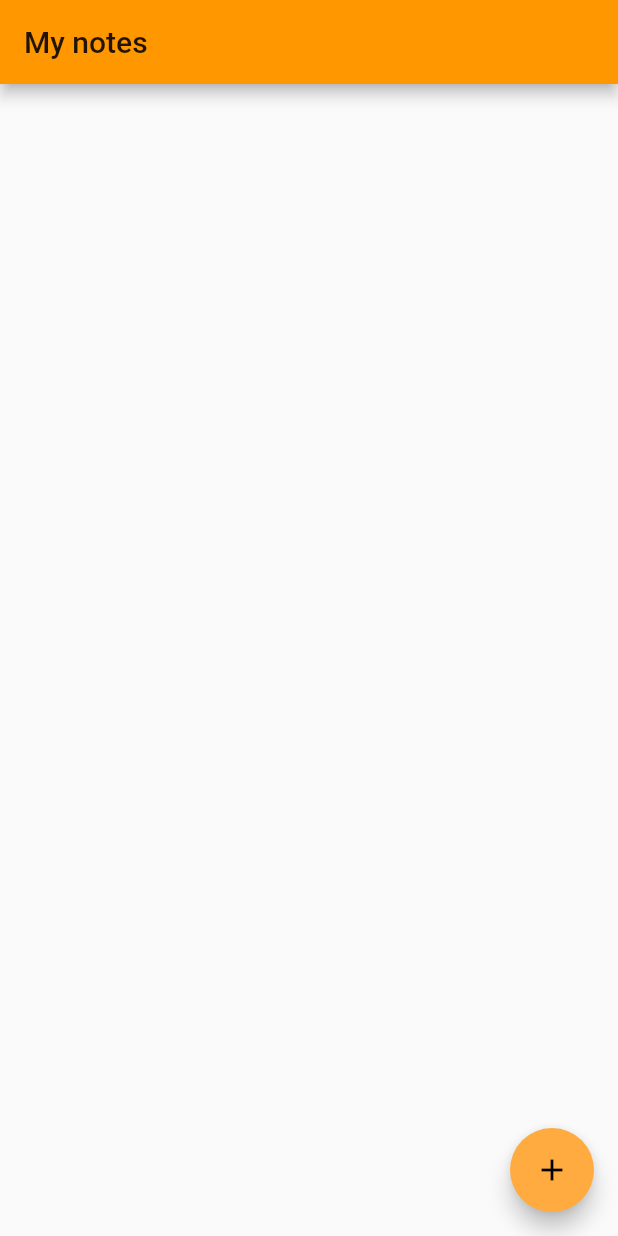
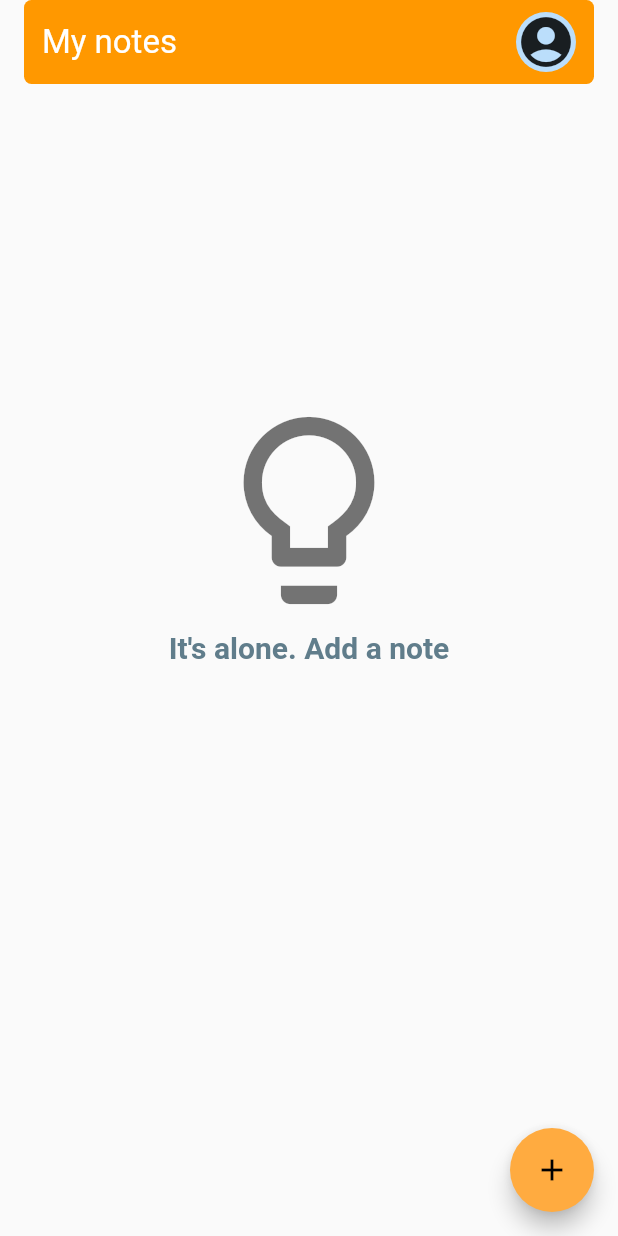
Before and after one commit to FabianVarela/notekeeper_flutter, a Flutter app: the screen it shows after launch, on a phone screen of 412 x 824 dp. Run offline on Flutter 3.47's test engine with Material 2 defaults, Android fonts, the phone set to English and light mode, and no system bars; our stand-ins replace sqflite; accounts and stored records are empty.

Commit message:
Modify note list

```diff
--- a/lib/screens/note_list.dart
+++ b/lib/screens/note_list.dart
@@ -1,5 +1,6 @@
 import 'dart:async';
 import 'package:flutter/material.dart';
+import 'package:flutter_staggered_grid_view/flutter_staggered_grid_view.dart';
 import 'package:notekeeper_flutter/database/database_helper.dart';
 import 'package:notekeeper_flutter/models/note.dart';
 import 'package:notekeeper_flutter/screens/note_detail.dart';
@@ -7,145 +8,238 @@ import 'package:sqflite/sqflite.dart';
 
 class NoteList extends StatefulWidget {
   @override
-  State<StatefulWidget> createState() {
-    return NoteListState();
-  }
+  State<StatefulWidget> createState() => NoteListState();
 }
 
 class NoteListState extends State<NoteList> {
-  DatabaseHelper databaseHelper = DatabaseHelper();
-  List<Note> noteList;
-  int count = 0;
+  final GlobalKey<ScaffoldState> _scaffoldKey = GlobalKey<ScaffoldState>();
+  DatabaseHelper _databaseHelper = DatabaseHelper();
+
+  List<Note> _noteList;
+
+  @override
+  void initState() {
+    super.initState();
+
+    _noteList = List<Note>();
+    _updateListView();
+  }
 
   @override
   Widget build(BuildContext context) {
-    if(noteList == null) {
-      noteList = List<Note>();
-      updateListView();
-    }
-
     return Scaffold(
-      appBar: AppBar(
-        title: Text('My notes'),
+      key: _scaffoldKey,
+      body: SingleChildScrollView(
+        padding: EdgeInsets.symmetric(horizontal: 16),
+        child: Column(
+          children: <Widget>[
+            _setHeader(),
+            RefreshIndicator(
+              onRefresh: () async => _updateListView(),
+              child: _noteList.isNotEmpty
+                  ? _createNoteList()
+                  : _createEmptyMessage(),
+            ),
+          ],
+        ),
       ),
-      body: getNoteListView(),
       floatingActionButton: FloatingActionButton(
         tooltip: 'Add note',
         child: Icon(Icons.add),
-        onPressed: () {
-          debugPrint('FAB clicked');
-          navigateToDetail(Note('', 2, ''), 'Add note');
-        }
+        onPressed: () => _navigateToDetail(Note('', 2, ''), 'Add note'),
       ),
     );
   }
 
-  ListView getNoteListView() {
-    TextStyle titleStyle = Theme.of(context).textTheme.subhead;
-
-    return ListView.builder(
-      itemCount: count,
-      itemBuilder: (BuildContext context, int position) {
-        return Card(
-          color: Colors.white,
-          elevation: 2,
-          child: ListTile(
-            leading: CircleAvatar(
-              backgroundColor: getPriorityColor(noteList[position].priority),
-              child: getPriorityIcon(noteList[position].priority)
+  Widget _setHeader() {
+    return SafeArea(
+      bottom: false,
+      child: Container(
+        width: double.infinity,
+        padding: EdgeInsets.symmetric(horizontal: 12, vertical: 8),
+        margin: EdgeInsets.only(bottom: 10),
+        decoration: BoxDecoration(
+          color: Theme.of(context).primaryColor,
+          borderRadius: BorderRadius.circular(5),
+        ),
+        child: Row(
+          mainAxisAlignment: MainAxisAlignment.center,
+          children: <Widget>[
+            Expanded(
+              flex: 2,
+              child: Text(
+                'My notes',
+                style: TextStyle(
+                  fontSize: 22,
+                  fontWeight: FontWeight.w400,
+                  color: Theme.of(context).backgroundColor,
+                ),
+              ),
             ),
-            title: Text(noteList[position].title, style: titleStyle),
-            subtitle: Text(noteList[position].date),
-            trailing: GestureDetector(
-              child: Icon(Icons.delete, color: Colors.grey),
-              onTap: () {
-                _delete(context, noteList[position]);
-              },
-            ),
-            onTap: () {
-              debugPrint("ListTile Tapped");
-             navigateToDetail(noteList[position], 'Edit note');
-            }
-          )
-        );
-      }
+            CircleAvatar(
+              child: Icon(Icons.account_circle, size: 40),
+            )
+          ],
+        ),
+      ),
     );
   }
 
-  Color getPriorityColor(int priority) {
-    switch(priority) {
-      case 1:
-        return Colors.red;
-        break;
-      case 2:
-        return Colors.yellow;
-        break;
-      default:
-        return Colors.yellow;
+  Widget _createEmptyMessage() {
+    return ListView(
+      shrinkWrap: true,
+      children: <Widget>[
+        Container(
+          height: MediaQuery.of(context).size.height * .7,
+          child: Column(
+            mainAxisAlignment: MainAxisAlignment.center,
+            children: <Widget>[
+              Padding(
+                padding: EdgeInsets.only(bottom: 5),
+                child: Icon(
+                  Icons.lightbulb_outline,
+                  size: 150,
+                ),
+              ),
+              Text(
+                'It\'s alone. Add a note',
+                style: TextStyle(
+                  fontSize: 20,
+                  fontWeight: FontWeight.w600,
+                  color: Theme.of(context).indicatorColor,
+                ),
+              )
+            ],
+          ),
+        ),
+      ],
+    );
+  }
+
+  Widget _createNoteList() {
+    return Container(
+      height: MediaQuery.of(context).size.height * .85,
+      child: StaggeredGridView.countBuilder(
+        padding: EdgeInsets.zero,
+        crossAxisCount: 4,
+        shrinkWrap: true,
+        itemCount: _noteList.length,
+        itemBuilder: (_, int index) => _createNoteItem(_noteList[index]),
+        staggeredTileBuilder: (int index) => StaggeredTile.fit(2),
+      ),
+    );
+  }
+
+  Widget _createNoteItem(Note note) {
+    return Card(
+      elevation: 5,
+      color: note.priority == 1 ? Color(0xFFCF5136) : Color(0xFFCFC336),
+      shape: RoundedRectangleBorder(borderRadius: BorderRadius.circular(8)),
+      child: GestureDetector(
+        onTap: () => _navigateToDetail(note, 'Edit note'),
+        child: Padding(
+          padding: EdgeInsets.all(10),
+          child: Column(
+            crossAxisAlignment: CrossAxisAlignment.stretch,
+            children: <Widget>[
+              Padding(
+                padding: EdgeInsets.only(bottom: 3),
+                child: Text(
+                  note.title,
+                  style: TextStyle(
+                    fontSize: 20,
+                    fontWeight: FontWeight.w500,
+                    color: Colors.white,
+                  ),
+                ),
+              ),
+              Padding(
+                padding: EdgeInsets.symmetric(vertical: 5),
+                child: Text(
+                  note.date,
+                  style: TextStyle(
+                    fontSize: 13,
+                    fontWeight: FontWeight.w300,
+                    color: Colors.white,
+                  ),
+                ),
+              ),
+              Row(
+                mainAxisAlignment: MainAxisAlignment.end,
+                children: <Widget>[
+                  Icon(note.priority == 1
+                      ? Icons.arrow_upward
+                      : Icons.arrow_downward),
+                  GestureDetector(
+                    child: Icon(Icons.delete),
+                    onTap: () => _delete(note),
+                  ),
+                ],
+              ),
+            ],
+          ),
+        ),
+      ),
+    );
+  }
+
+  void _navigateToDetail(Note note, String title) async {
+    final String result = await Navigator.push(
+      context,
+      PageRouteBuilder<String>(
+        pageBuilder: (_, __, ___) => NoteDetail(note, title),
+        transitionsBuilder: (_, Animation<double> anim1, __, Widget child) {
+          final Offset begin = Offset(0.0, 1.0);
+          final Offset end = Offset.zero;
+
+          final Animatable<Offset> tween = Tween<Offset>(begin: begin, end: end)
+              .chain(CurveTween(curve: Curves.ease));
+
+          return SlideTransition(
+            position: anim1.drive(tween),
+            child: child,
+          );
+        },
+      ),
+    );
+
+    if (result.isNotEmpty) {
+      _showAlertDialog('Status', result);
+      _updateListView();
     }
   }
 
-  Icon getPriorityIcon(int priority) {
-    switch(priority) {
-      case 1:
-        return Icon(Icons.play_arrow);
-        break;
-      case 2:
-        return Icon(Icons.keyboard_arrow_right);
-        break;
-      default:
-        return Icon(Icons.keyboard_arrow_right);
+  void _delete(Note note) async {
+    final int result = await _databaseHelper.deleteNote(note.id);
+
+    if (result != 0) {
+      _showSnackBar('Note delete successfully');
+      _updateListView();
     }
   }
 
-  void navigateToDetail(Note note, String title) async {
-    String result = await Navigator.push(context, MaterialPageRoute(builder: (context) {
-      return NoteDetail(note, title);
-    }));
-
-    if(result.isNotEmpty) {
-      _showAlertDialog('Status', result);
-      updateListView();
-    }
+  void _showSnackBar(String message) {
+    _scaffoldKey.currentState.showSnackBar(SnackBar(
+      content: Text(message),
+      duration: Duration(seconds: 3),
+    ));
   }
 
-  void _delete(BuildContext context, Note note) async {
-    int result = await databaseHelper.deleteNote(note.id);
+  void _updateListView() {
+    final Future<Database> dbFuture = _databaseHelper.initializeDatabase();
 
-    if(result != 0) {
-      _showSnackBar(context, 'Note delete successfully');
-      updateListView();
-    }
-  }
-
-  void _showSnackBar(BuildContext context, String message) {
-    final snackbar = SnackBar(content: Text(message));
-    Scaffold.of(context).showSnackBar(snackbar);
-  }
-
-  void updateListView() {
-    final Future<Database> dbFuture = databaseHelper.initializeDatabase();
-
-    dbFuture.then((database) {
-      Future<List<Note>> noteListFuture = databaseHelper.getNoteList();
-      noteListFuture.then((noteList) {
-        setState(() {
-          this.noteList = noteList;
-          this.count = noteList.length;
-        });
+    dbFuture.then((Database database) {
+      final Future<List<Note>> noteListFuture = _databaseHelper.getNoteList();
+      noteListFuture.then((List<Note> noteList) {
+        setState(() => this._noteList = noteList);
       });
     });
   }
 
   void _showAlertDialog(String title, String message) {
-    AlertDialog alertDialog = AlertDialog(
-      title: Text(title),
-      content: Text(message)
-    );
-
     showDialog(
       context: context,
-      builder: (_) => alertDialog
+      builder: (_) => AlertDialog(title: Text(title), content: Text(message)),
     );
   }
 }
```
